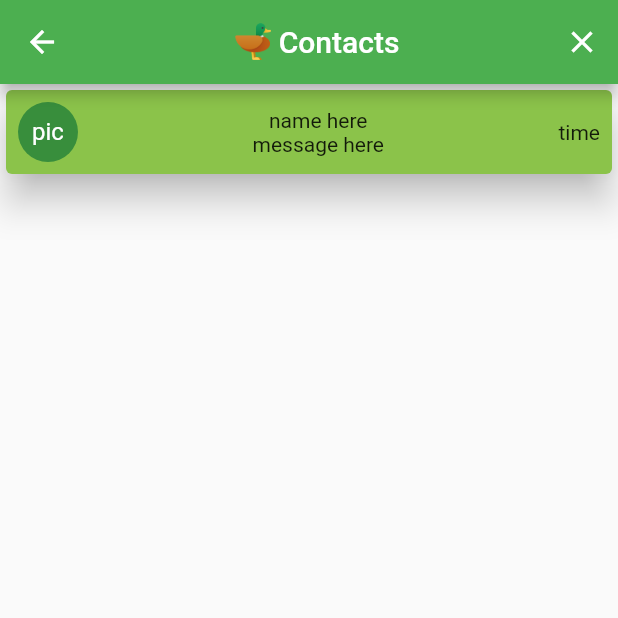
After one commit to Tiikewi/chat_app_flutter, a Flutter app: the ChatListScreen screen opened by its route, on a phone screen of 412 x 824 dp, the top half of it. The commit adds this screen. Run offline on Flutter 3.47's test engine with Material 2 defaults, Android fonts, the phone set to English and light mode, and no system bars; our stand-ins replace animated_text_kit, cloud_firestore, firebase_auth, firebase_core, flutter_spinkit, modal_progress_hud_nsn; accounts and stored records are empty.

Commit message:
placeholder for chat list item

```diff
--- a/lib/main.dart
+++ b/lib/main.dart
@@ -1,5 +1,6 @@
 import 'package:firebase_auth/firebase_auth.dart';
 import 'package:flutter/material.dart';
+import 'package:flutter_chat/screens/chat_list_screen.dart';
 import 'package:flutter_chat/screens/welcome_screen.dart';
 import 'package:flutter_chat/screens/login_screen.dart';
 import 'package:flutter_chat/screens/registration_screen.dart';
@@ -19,14 +20,15 @@ class MyApp extends StatelessWidget {
   Widget build(BuildContext context) {
     return MaterialApp(
       initialRoute: FirebaseAuth.instance.currentUser != null
-          ? ChatScreen.id
+          ? ChatListScreen.id
           : WelcomeScreen.id,
       theme: ThemeData(primarySwatch: Colors.green),
       routes: {
-        WelcomeScreen.id: (context) => WelcomeScreen(),
-        LoginScreen.id: (context) => LoginScreen(),
+        WelcomeScreen.id: (context) => const WelcomeScreen(),
+        LoginScreen.id: (context) => const LoginScreen(),
         ChatScreen.id: (context) => ChatScreen(),
-        RegistrationScreen.id: (context) => RegistrationScreen(),
+        RegistrationScreen.id: (context) => const RegistrationScreen(),
+        ChatListScreen.id: (context) => ChatListScreen(),
       },
     );
   }
--- /dev/null
+++ b/lib/screens/chat_list_screen.dart
@@ -0,0 +1,88 @@
+import 'package:firebase_auth/firebase_auth.dart';
+import 'package:flutter/material.dart';
+import 'package:flutter_chat/screens/welcome_screen.dart';
+
+class ChatListScreen extends StatelessWidget {
+  ChatListScreen({Key? key}) : super(key: key);
+  static String id = 'chat_list_screen';
+  final FirebaseAuth _auth = FirebaseAuth.instance;
+
+  @override
+  Widget build(BuildContext context) {
+    return Scaffold(
+        appBar: AppBar(
+          leading: null,
+          actions: <Widget>[
+            IconButton(
+                icon: const Icon(Icons.close),
+                onPressed: () async {
+                  await _auth.signOut();
+
+                  Navigator.popUntil(context, (route) => route.isFirst);
+                  Navigator.pushReplacementNamed(context, WelcomeScreen.id);
+                }),
+          ],
+          title: Row(
+            mainAxisAlignment: MainAxisAlignment.center,
+            children: const [
+              Image(
+                image: AssetImage("images/duck.png"),
+                height: 30,
+              ),
+              SizedBox(
+                width: 2,
+              ),
+              Text('Contacts'),
+            ],
+          ),
+        ),
+        body: SafeArea(
+          child: Column(
+            children: [
+              Expanded(
+                child: ListView(
+                  children: [
+                    MessageListCard(),
+                  ],
+                ),
+              ),
+            ],
+          ),
+        ));
+  }
+}
+
+class MessageListCard extends StatelessWidget {
+  const MessageListCard({
+    Key? key,
+  }) : super(key: key);
+
+  @override
+  Widget build(BuildContext context) {
+    return GestureDetector(
+      onTap: () => print("message list item clicked"),
+      child: Card(
+        color: Colors.lightGreen,
+        elevation: 10,
+        child: Padding(
+          padding: const EdgeInsets.all(8.0),
+          child: Row(
+            mainAxisAlignment: MainAxisAlignment.spaceBetween,
+            children: [
+              const CircleAvatar(
+                child: Text("pic"),
+              ),
+              Column(
+                children: [
+                  Text("name here"),
+                  Text("message here"),
+                ],
+              ),
+              Text("time"),
+            ],
+          ),
+        ),
+      ),
+    );
+  }
+}
```
